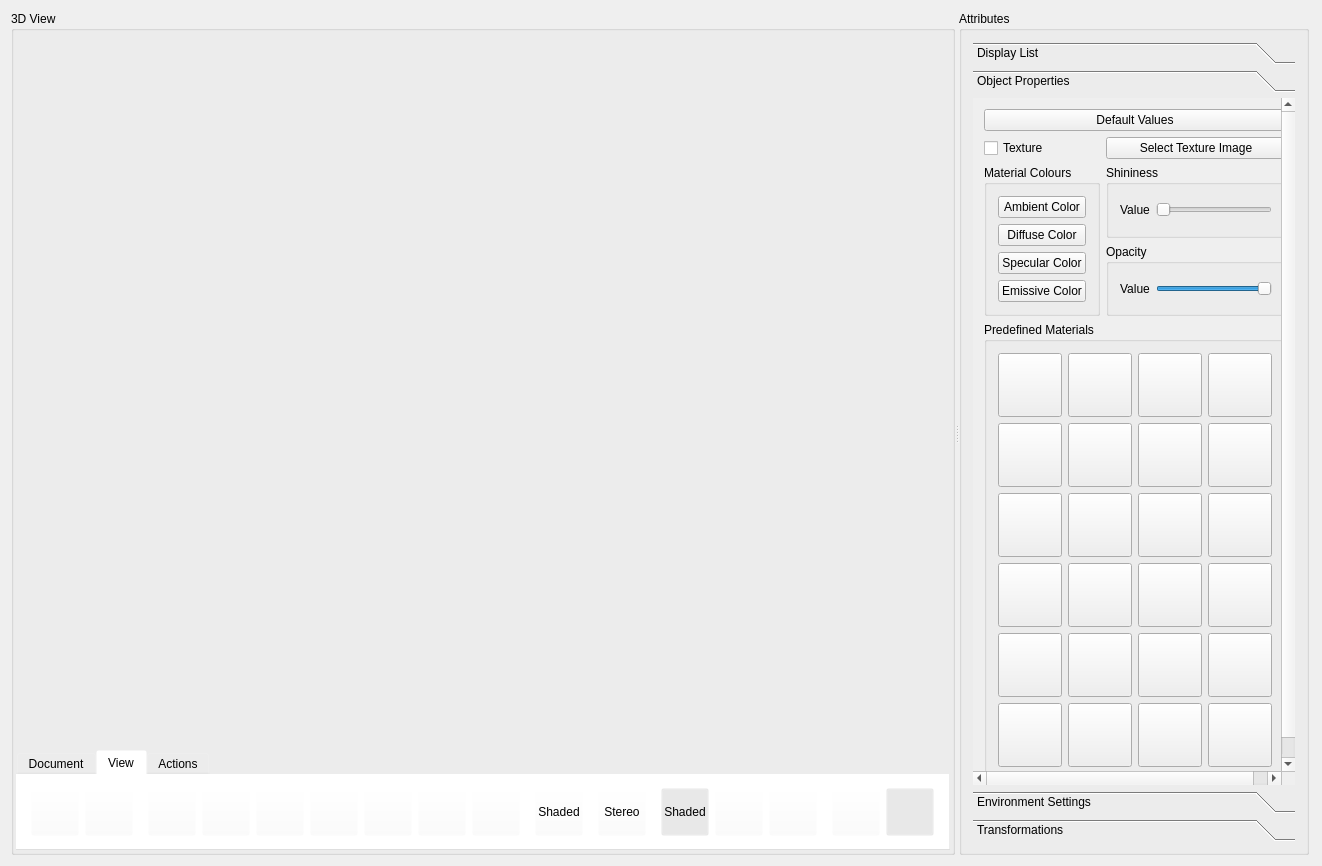
Above: ModelViewer.ui from sharjith/ModelViewer-Qt before the change. Below: the same form after it.
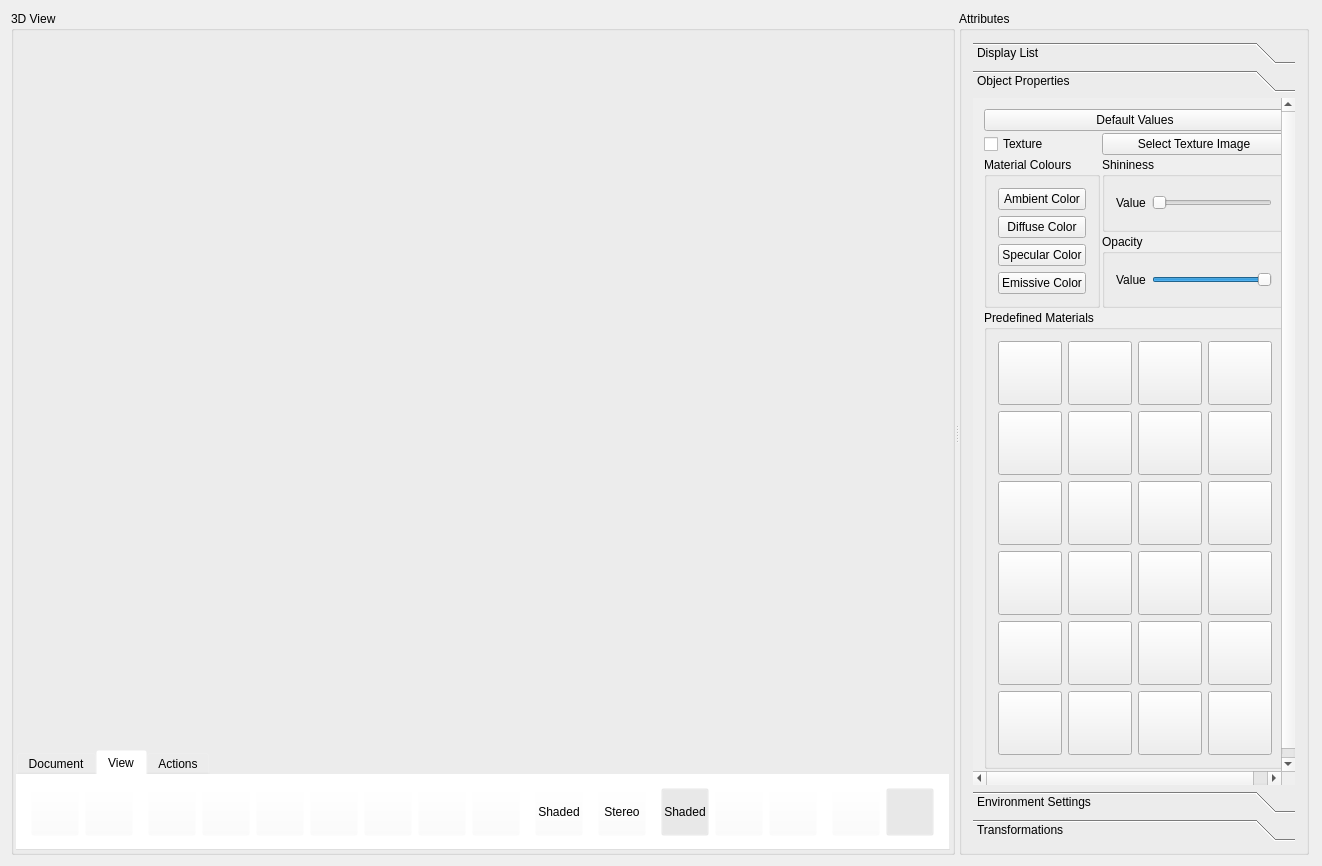
That is the form after the change. The open tabs and pages were chosen to show the change. Icons and pictures are not drawn. Custom widgets are drawn as their Qt base class.

Patch:
```diff
--- a/ModelViewer.ui
+++ b/ModelViewer.ui
@@ -1061,8 +1061,8 @@
               <rect>
                <x>0</x>
                <y>0</y>
-               <width>330</width>
-               <height>707</height>
+               <width>315</width>
+               <height>688</height>
               </rect>
              </property>
              <property name="sizePolicy">
@@ -1075,10 +1075,19 @@
               <string>Object Properties</string>
              </attribute>
              <layout class="QGridLayout" name="gridLayout_23">
+              <property name="spacing">
+               <number>2</number>
+              </property>
               <item row="0" column="0">
                <layout class="QVBoxLayout" name="verticalLayout">
+                <property name="spacing">
+                 <number>2</number>
+                </property>
                 <item>
                  <layout class="QGridLayout" name="gridLayout_22">
+                  <property name="spacing">
+                   <number>2</number>
+                  </property>
                   <item row="0" column="0" colspan="2">
                    <widget class="QPushButton" name="pushButtonDefaultMatls">
                     <property name="sizePolicy">
```
Left out of the diff: 24 changed lines with no effect on the pictures.
